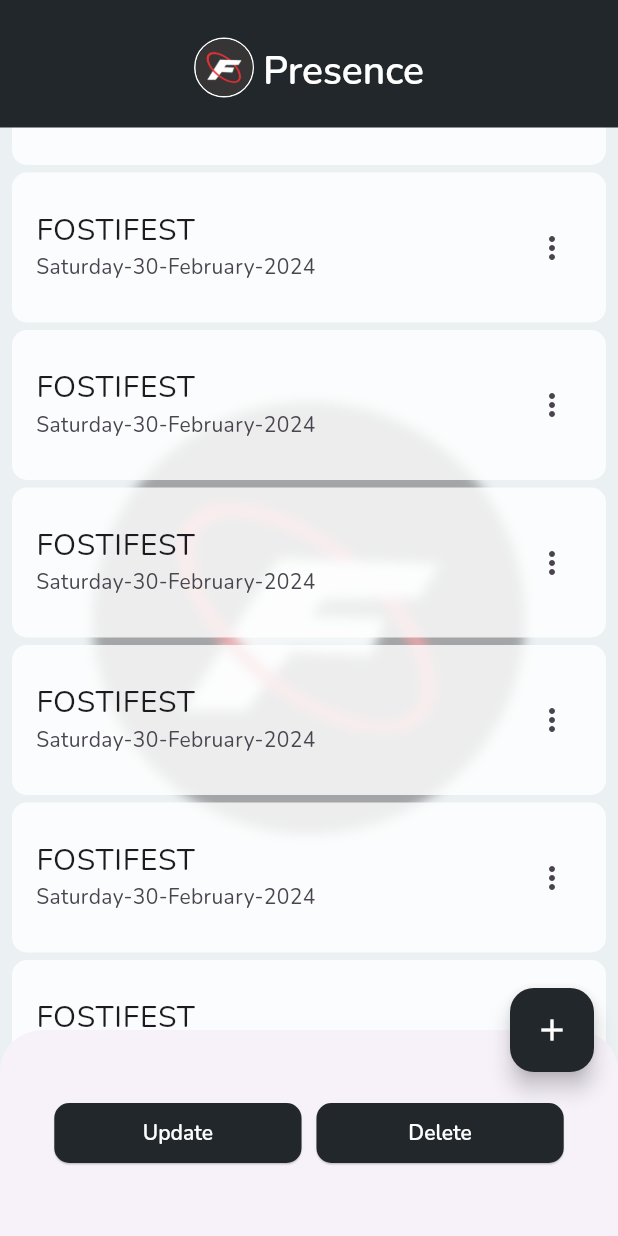
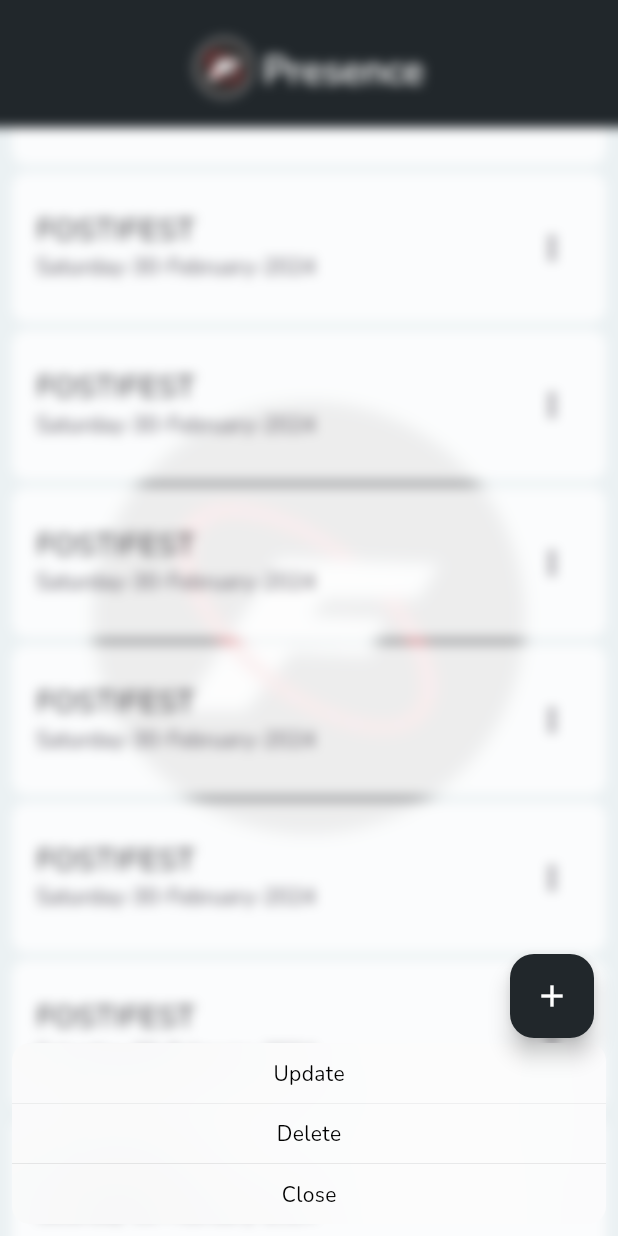
Before and after one commit to FOSTI-UMS/fospresence-app, a Flutter app: the screen it shows after launch, scrolled down 210 dp, after a tap on the "more vert" icon, on a phone screen of 412 x 824 dp. Run offline on Flutter 3.47's test engine with Material 3 defaults, Android fonts, the phone set to English and light mode, and no system bars; our stand-ins replace bloc, equatable.

```diff
--- a/lib/features/home/presentation/widgets/event_card.dart
+++ b/lib/features/home/presentation/widgets/event_card.dart
@@ -1,4 +1,8 @@
+import 'dart:ui';
+
+import 'package:flutter/cupertino.dart';
 import 'package:flutter/material.dart';
+import 'package:flutter/widgets.dart';
 
 class EventCard extends StatelessWidget {
   const EventCard({super.key});
@@ -43,29 +47,34 @@ class EventCard extends StatelessWidget {
 
   _showSheet(BuildContext context) {
     return showBottomSheet(
+      backgroundColor: Colors.transparent,
+      enableDrag: true,
       context: context,
-      builder: (BuildContext context) {
-        return SizedBox(
-          height: MediaQuery.of(context).size.height / 6,
-          child: Row(
-            mainAxisAlignment: MainAxisAlignment.center,
-            children: [
-              Padding(
-                padding: const EdgeInsets.all(5),
-                child: SizedBox(
-                  width: MediaQuery.of(context).size.width / 2.5,
-                  child: ElevatedButton(
-                    onPressed: () {},
-                    child: const Text('Update'),
-                  ),
+      builder: (context) => SizedBox(
+        height: 160,
+        child: Column(
+          mainAxisAlignment: MainAxisAlignment.end,
+          children: [
+            BackdropFilter(
+              filter: ImageFilter.blur(sigmaX: 4, sigmaY: 4),
+              child: Container(
+                decoration: const BoxDecoration(
+                  color: Colors.transparent,
                 ),
               ),
-              Padding(
-                padding: const EdgeInsets.all(5),
-                child: SizedBox(
-                  width: MediaQuery.of(context).size.width / 2.5,
-                  child: ElevatedButton(
-                    onPressed: () {
+            ),
+            SizedBox(
+              height: 160,
+              child: CupertinoActionSheet(
+                actions: [
+                  const Center(
+                    child: Padding(
+                      padding: EdgeInsets.all(10.0),
+                      child: Text("Update"),
+                    ),
+                  ),
+                  GestureDetector(
+                    onTap: () {
                       showDialog(
                         context: context,
                         builder: (context) => AlertDialog(
@@ -103,14 +112,103 @@ class EventCard extends StatelessWidget {
                         ),
                       );
                     },
-                    child: const Text('Delete'),
+                    child: const Center(
+                      child: Padding(
+                        padding: EdgeInsets.all(10.0),
+                        child: Text("Delete"),
+                      ),
+                    ),
                   ),
-                ),
+                  GestureDetector(
+                    onTap: () {
+                      Navigator.of(context).pop();
+                    },
+                    child: const Center(
+                      child: Padding(
+                        padding: EdgeInsets.all(10.0),
+                        child: Text("Close"),
+                      ),
+                    ),
+                  ),
+                ],
               ),
-            ],
-          ),
-        );
-      },
+            ),
+          ],
+        ),
+      ),
     );
   }
 }
+//   _showSheet(BuildContext context) {
+//     return showBottomSheet(
+//       context: context,
+//       builder: (BuildContext context) {
+//         return SizedBox(
+//           height: MediaQuery.of(context).size.height / 6,
+//           child: Row(
+//             mainAxisAlignment: MainAxisAlignment.center,
+//             children: [
+//               Padding(
+//                 padding: const EdgeInsets.all(5),
+//                 child: SizedBox(
+//                   width: MediaQuery.of(context).size.width / 2.5,
+//                   child: ElevatedButton(
+//                     onPressed: () {},
+//                     child: const Text('Update'),
+//                   ),
+//                 ),
+//               ),
+//               Padding(
+//                 padding: const EdgeInsets.all(5),
+//                 child: SizedBox(
+//                   width: MediaQuery.of(context).size.width / 2.5,
+//                   child: ElevatedButton(
+//                     onPressed: () {
+//                       showDialog(
+//                         context: context,
+//                         builder: (context) => AlertDialog(
+//                           title: Text(
+//                             'Are you sure?',
+//                             style: Theme.of(context).textTheme.bodyLarge,
+//                             textAlign: TextAlign.center,
+//                           ),
+//                           actions: [
+//                             Row(
+//                               mainAxisAlignment: MainAxisAlignment.spaceBetween,
+//                               children: [
+//                                 ElevatedButton(
+//                                   onPressed: () {
+//                                     Navigator.of(context).pop();
+//                                   },
+//                                   child: const Row(
+//                                     children: [
+//                                       Icon(Icons.close),
+//                                       Text("Cancel")
+//                                     ],
+//                                   ),
+//                                 ),
+//                                 ElevatedButton(
+//                                   onPressed: () {
+//                                     Navigator.of(context).pop();
+//                                   },
+//                                   child: const Row(
+//                                     children: [Icon(Icons.done), Text("Yes")],
+//                                   ),
+//                                 )
+//                               ],
+//                             )
+//                           ],
+//                         ),
+//                       );
+//                     },
+//                     child: const Text('Delete'),
+//                   ),
+//                 ),
+//               ),
+//             ],
+//           ),
+//         );
+//       },
+//     );
+//   }
+// }
```
